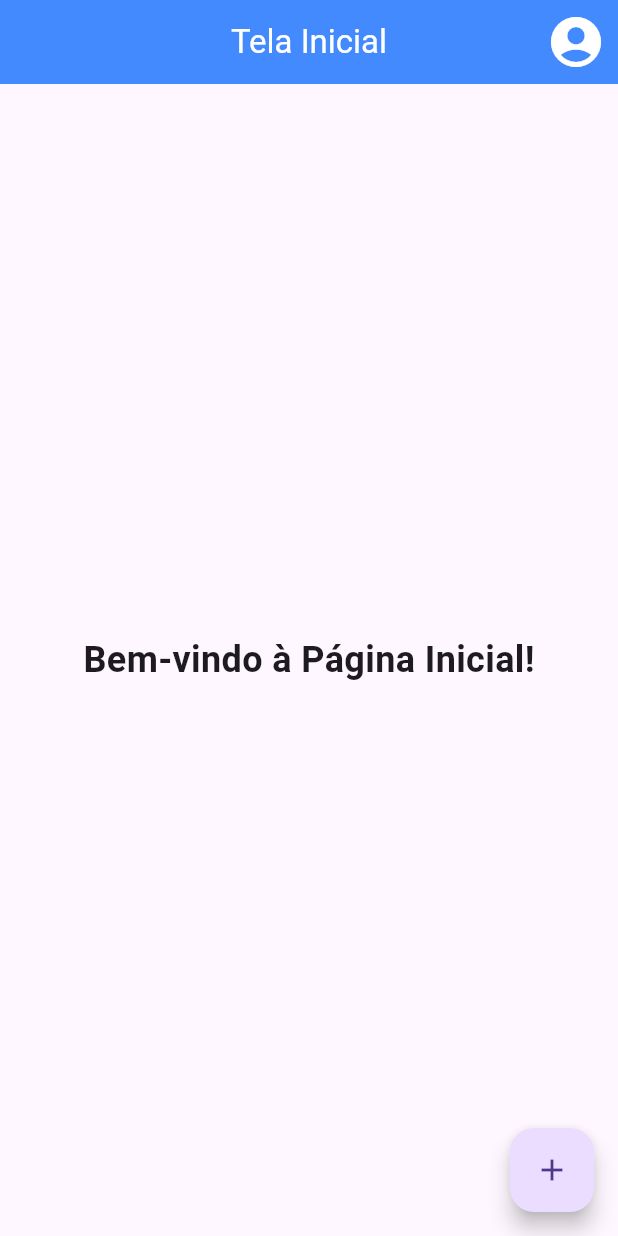
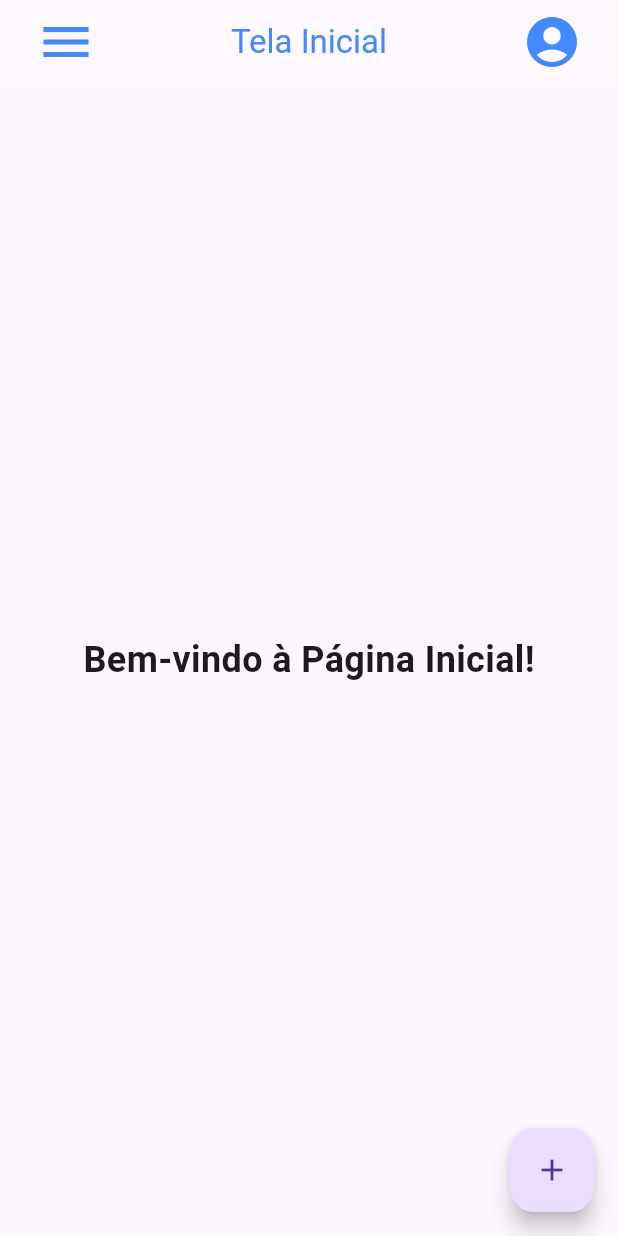
Before and after one commit to lucca-pellegrini/LockWise, a Flutter app: the Inicial screen opened directly, on a phone screen of 412 x 824 dp. Run offline on Flutter 3.47's test engine with Material 3 defaults, Android fonts, the light colour scheme and no system bars.

Commit message:
chore: adiciona ícone para drawer, botão para deslogar, e reajusta disposição

```diff
--- a/app/lib/PaginaInicial.dart
+++ b/app/lib/PaginaInicial.dart
@@ -12,18 +12,30 @@ class _InicialState extends State<Inicial> {
   Widget build(BuildContext context) {
     return Scaffold(
       appBar: AppBar(
-        title: Text('Tela Inicial', style: TextStyle(color: Colors.white)),
+        title: Row(
+          mainAxisAlignment: MainAxisAlignment.spaceBetween,
+          children: [
+            IconButton(
+              icon: Icon(Icons.menu, size: 40.0, color: Colors.blueAccent),
+              onPressed: () {},
+            ),
+            Text('Tela Inicial', style: TextStyle(color: Colors.blueAccent)),
+            IconButton(
+              icon: Icon(
+                Icons.account_circle,
+                size: 40.0,
+                color: Colors.blueAccent,
+              ),
+              onPressed: () {
+                // Ação ao pressionar o ícone
+                Navigator.pop(context);
+              },
+            ),
+          ],
+        ),
         centerTitle: true,
-        backgroundColor: Colors.blueAccent,
+        backgroundColor: Colors.white10,
         automaticallyImplyLeading: false,
-        actions: [
-          IconButton(
-            icon: Icon(Icons.account_circle, size: 40.0, color: Colors.white),
-            onPressed: () {
-              // Ação ao pressionar o ícone
-            },
-          ),
-        ],
       ),
       body: Center(
         child: Column(
--- a/app/lib/PaginaLogin.dart
+++ b/app/lib/PaginaLogin.dart
@@ -16,16 +16,16 @@ class _LoginPageState extends State<LoginPage> {
   Widget build(BuildContext context) {
     return Scaffold(
       appBar: AppBar(
-        title: Text('Login', style: TextStyle(color: Colors.white)),
+        title: Text('Login', style: TextStyle(color: Colors.blueAccent)),
         centerTitle: true,
-        backgroundColor: Colors.blueAccent,
+        backgroundColor: Colors.white10,
       ),
       body: Stack(
         children: [
           SizedBox(
             height:
                 MediaQuery.of(context).size.height -
-                56.0 -
+                190.0 -
                 MediaQuery.of(context).viewInsets.bottom,
             child: Column(
               children: [
```
